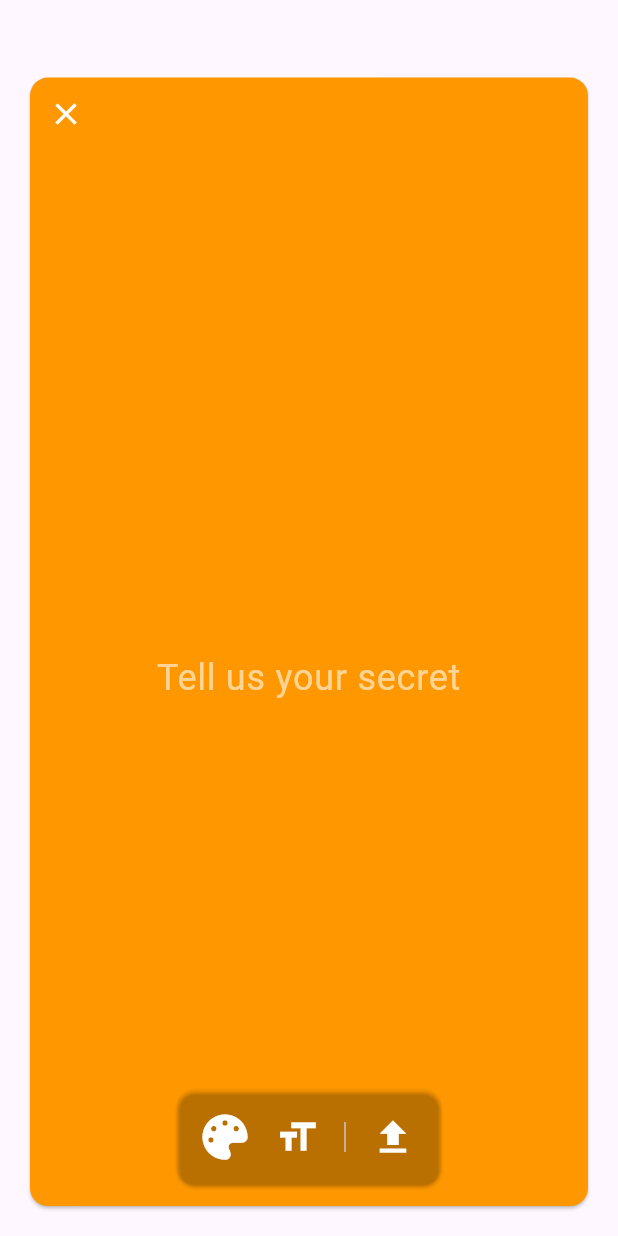
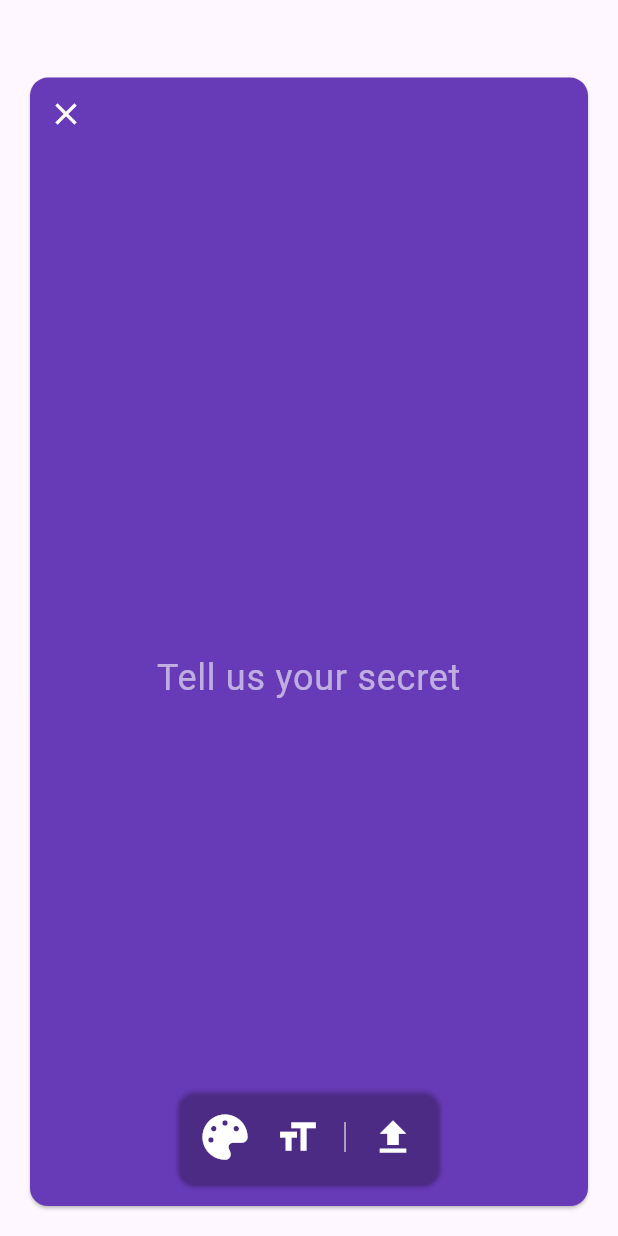
Before and after one commit to CerberusProgrammer/loudly, a Flutter app: the SecretListScreen screen opened directly, after a tap on the "add" icon, on a phone screen of 412 x 824 dp. Run offline on Flutter 3.47's test engine with Material 2 defaults, Android fonts, the light colour scheme and no system bars; our stand-ins replace cloud_firestore, firebase_auth, firebase_core, flashy_tab_bar2, font_awesome_flutter, like_button; accounts and stored records are empty.

Commit message:
Card displayed correctly and well functioned for uploading secrets.

```diff
--- a/lib/infrastructure/model/secret.dart
+++ b/lib/infrastructure/model/secret.dart
@@ -16,7 +16,7 @@ class Secret {
     this.author,
     this.authorUid,
     this.likes = 0,
-    this.backgroundColor = Colors.orange,
+    this.backgroundColor = Colors.purple,
     required this.createdAt,
   });
 
@@ -44,9 +44,9 @@ class Secret {
       'fontSize': fontSize,
       'author': author,
       'authorUid': authorUid,
-      'backgroundColor': backgroundColor?.value,
+      'backgroundColor': backgroundColor?.value.toString(),
       'likes': likes,
-      'createdAt': createdAt.millisecondsSinceEpoch,
+      'createdAt': Timestamp.fromDate(createdAt),
     };
   }
 }
--- a/lib/main.dart
+++ b/lib/main.dart
@@ -1,4 +1,3 @@
-// ignore_for_file: public_member_api_docs, sort_constructors_first
 import 'package:firebase_core/firebase_core.dart';
 import 'package:flutter/material.dart';
 import 'package:provider/provider.dart';
@@ -11,7 +10,7 @@ import 'package:loudly/widgets/screens/login/login_screen.dart';
 
 void main() async {
   WidgetsFlutterBinding.ensureInitialized();
-  await Firebase.initializeApp(options: DefaultFirebaseOptions.android);
+  await Firebase.initializeApp(options: DefaultFirebaseOptions.web);
 
   runApp(const Main());
 }
@@ -28,7 +27,7 @@ class Main extends StatelessWidget {
         ChangeNotifierProvider(
           create: (_) {
             final secretProvider = SecretProvider();
-            SecretProvider().syncData();
+            secretProvider.syncData();
             return secretProvider;
           },
         ),
--- a/lib/widgets/providers/login_provider.dart
+++ b/lib/widgets/providers/login_provider.dart
@@ -79,7 +79,9 @@ class LoginProvider extends ChangeNotifier {
     } on FirebaseAuthException catch (e) {
       if (e.code == 'weak-password') {
       } else if (e.code == 'email-already-in-use') {}
-    } catch (e) {}
+    } catch (e) {
+      print(e);
+    }
     return null;
   }
 
--- a/lib/widgets/screens/home_screen.dart
+++ b/lib/widgets/screens/home_screen.dart
@@ -2,7 +2,7 @@ import 'package:flashy_tab_bar2/flashy_tab_bar2.dart';
 import 'package:flutter/material.dart';
 import 'package:loudly/widgets/screens/message_screen.dart';
 import 'package:loudly/widgets/screens/profile_screen.dart';
-import 'package:loudly/widgets/screens/secrets_list_screen.dart';
+import 'package:loudly/widgets/screens/secret/secrets_list_screen.dart';
 
 class HomeScreen extends StatefulWidget {
   const HomeScreen({super.key});
--- a/lib/widgets/screens/create_secret.dart
+++ b/lib/widgets/screens/secret/create_secret_screen.dart
@@ -4,15 +4,15 @@ import 'package:loudly/widgets/providers/login_provider.dart';
 import 'package:loudly/widgets/providers/secret_provider.dart';
 import 'package:provider/provider.dart';
 
-class CreateSecret extends StatefulWidget {
-  const CreateSecret({super.key});
+class CreateSecretScreen extends StatefulWidget {
+  const CreateSecretScreen({super.key});
 
   @override
-  State<CreateSecret> createState() => _CreateSecretState();
+  State<CreateSecretScreen> createState() => _CreateSecretScreenState();
 }
 
-class _CreateSecretState extends State<CreateSecret> {
-  Color background = Colors.orange;
+class _CreateSecretScreenState extends State<CreateSecretScreen> {
+  Color background = Colors.deepPurple;
   double sizeText = 24;
 
   bool actionTextSizer = false;
@@ -21,7 +21,7 @@ class _CreateSecretState extends State<CreateSecret> {
 
   List<Color> colorList = [
     Colors.pink,
-    Colors.blueGrey,
+    Colors.deepPurple,
     Colors.indigo,
     Colors.orange,
     Colors.red,
@@ -76,19 +76,7 @@ class _CreateSecretState extends State<CreateSecret> {
               color: background,
               child: Column(
                 children: [
-                  Row(
-                    children: [
-                      IconButton(
-                        onPressed: () {
-                          Navigator.pop(context);
-                        },
-                        icon: const Icon(
-                          Icons.close,
-                          color: Colors.white,
-                        ),
-                      ),
-                    ],
-                  ),
+                  const _AppBar(),
                   Expanded(
                     child: Stack(
                       alignment: Alignment.center,
@@ -212,26 +200,11 @@ class _CreateSecretState extends State<CreateSecret> {
                                       const SizedBox(
                                           height: 20, child: VerticalDivider()),
                                     if (!isAction)
-                                      IconButton(
-                                        onPressed: () {
-                                          context
-                                              .read<SecretProvider>()
-                                              .uploadSecret(
-                                                user: context
-                                                    .read<LoginProvider>()
-                                                    .userNow,
-                                                color: background,
-                                                content:
-                                                    textEditingController.text,
-                                                fontSize: sizeText,
-                                              );
-                                          Navigator.pop(context);
-                                        },
-                                        icon: const Icon(
-                                          Icons.upload,
-                                          color: Colors.white,
-                                          size: 30,
-                                        ),
+                                      _UploadSecret(
+                                        background: background,
+                                        textEditingController:
+                                            textEditingController,
+                                        sizeText: sizeText,
                                       ),
                                   ],
                                 ),
@@ -251,3 +224,56 @@ class _CreateSecretState extends State<CreateSecret> {
     );
   }
 }
+
+class _UploadSecret extends StatelessWidget {
+  const _UploadSecret({
+    required this.background,
+    required this.textEditingController,
+    required this.sizeText,
+  });
+
+  final Color background;
+  final TextEditingController textEditingController;
+  final double sizeText;
+
+  @override
+  Widget build(BuildContext context) {
+    return IconButton(
+      onPressed: () {
+        context.read<SecretProvider>().uploadSecret(
+              user: context.read<LoginProvider>().userNow,
+              color: background,
+              content: textEditingController.text,
+              fontSize: sizeText,
+            );
+        Navigator.pop(context);
+      },
+      icon: const Icon(
+        Icons.upload,
+        color: Colors.white,
+        size: 30,
+      ),
+    );
+  }
+}
+
+class _AppBar extends StatelessWidget {
+  const _AppBar();
+
+  @override
+  Widget build(BuildContext context) {
+    return Row(
+      children: [
+        IconButton(
+          onPressed: () {
+            Navigator.pop(context);
+          },
+          icon: const Icon(
+            Icons.close,
+            color: Colors.white,
+          ),
+        ),
+      ],
+    );
+  }
+}
--- a/lib/widgets/screens/secrets_list_screen.dart
+++ b/lib/widgets/screens/secret/secrets_list_screen.dart
@@ -1,10 +1,10 @@
 import 'package:flutter/material.dart';
 import 'package:flutter/rendering.dart';
-import 'package:loudly/widgets/shared/card_secret.dart';
-import 'package:loudly/widgets/screens/create_secret.dart';
+import 'package:loudly/widgets/shared/secret/card_secret.dart';
+import 'package:loudly/widgets/screens/secret/create_secret_screen.dart';
 import 'package:provider/provider.dart';
 
-import '../providers/secret_provider.dart';
+import '../../providers/secret_provider.dart';
 
 class SecretListScreen extends StatefulWidget {
   const SecretListScreen({Key? key}) : super(key: key);
@@ -60,7 +60,13 @@ class _SecretListScreenState extends State<SecretListScreen> {
                 },
                 child: GridView.count(
                   controller: _hideButtonController,
-                  crossAxisCount: 2,
+                  crossAxisCount: MediaQuery.of(context).size.width > 900
+                      ? 5
+                      : MediaQuery.of(context).size.width > 600
+                          ? 3
+                          : MediaQuery.of(context).size.width > 300
+                              ? 2
+                              : 1,
                   childAspectRatio: 0.6,
                   children: List.generate(
                       context.watch<SecretProvider>().secrets.length, (index) {
@@ -81,7 +87,7 @@ class _SecretListScreenState extends State<SecretListScreen> {
         child: FloatingActionButton(
           onPressed: () {
             Navigator.push(context, MaterialPageRoute(builder: (builder) {
-              return const CreateSecret();
+              return const CreateSecretScreen();
             }));
           },
           child: const Icon(Icons.add),
```
Also changed, not shown: lib/widgets/providers/secret_provider.dart (+4 -8 lines), lib/widgets/screens/login/login_screen.dart (+12 -6 lines), lib/widgets/screens/secret/display_secret_screen.dart (added, +100 -0 lines), lib/widgets/shared/display_secret.dart (deleted, +0 -86 lines), lib/widgets/shared/post.dart (deleted, +0 -15 lines), lib/widgets/shared/secret/card_secret.dart (renamed from lib/widgets/shared/card_secret.dart, +9 -16 lines), lib/widgets/providers/theme_provider.dart (deleted).
